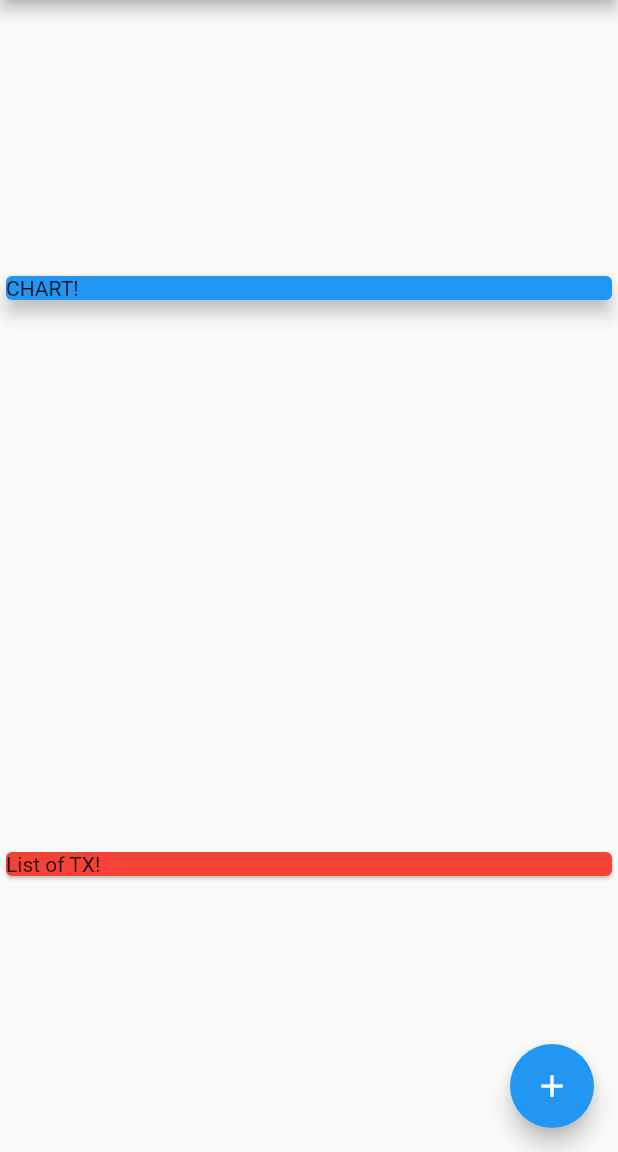
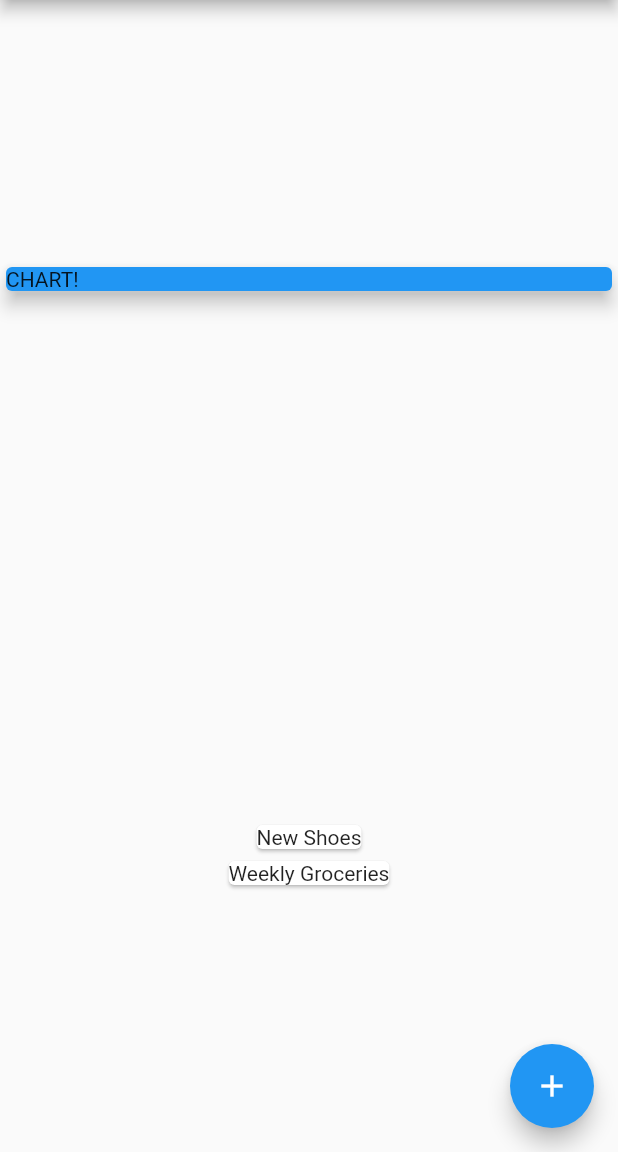
Before and after one commit to haidangngoc/expenses_planner, a Flutter app: the screen it shows after launch, on a phone screen of 412 x 824 dp, the part 84-1236 px from its top. Run offline on Flutter 3.47's test engine with Material 2 defaults, Android fonts, the phone set to English and light mode, and no system bars.

Commit message:
Mapping data into Widgets

```diff
--- a/lib/main.dart
+++ b/lib/main.dart
@@ -38,21 +38,6 @@ class _MyAppState extends State<MyApp> {
 }
 
 class MyHomePage extends StatefulWidget {
-  final List<Transaction> transactions = [
-    Transaction(
-      id: 't1',
-      title: 'New Shoes',
-      amount: 69.99,
-      date: DateTime.now(),
-    ),
-    Transaction(
-      id: 't2',
-      title: 'Weekly Groceries',
-      amount: 14.99,
-      date: DateTime.now(),
-    ),
-  ];
-
   MyHomePage({Key key, this.title}) : super(key: key);
 
   // This widget is the home page of your application. It is stateful, meaning
@@ -71,6 +56,21 @@ class MyHomePage extends StatefulWidget {
 }
 
 class _MyHomePageState extends State<MyHomePage> {
+  final List<Transaction> transactions = [
+    Transaction(
+      id: 't1',
+      title: 'New Shoes',
+      amount: 69.99,
+      date: DateTime.now(),
+    ),
+    Transaction(
+      id: 't2',
+      title: 'Weekly Groceries',
+      amount: 14.99,
+      date: DateTime.now(),
+    ),
+  ];
+
   int _counter = 0;
 
   void _incrementCounter() {
@@ -127,12 +127,12 @@ class _MyHomePageState extends State<MyHomePage> {
               ),
               elevation: 5,
             ),
-            Container(
-              width: double.infinity,
-              child: Card(
-                color: Colors.red,
-                child: Text('List of TX!'),
-              ),
+            Column(
+              children: transactions.map((tx) {
+                return Card(
+                  child: Text(tx.title),
+                );
+              }).toList(),
             ),
           ],
         ),
```
